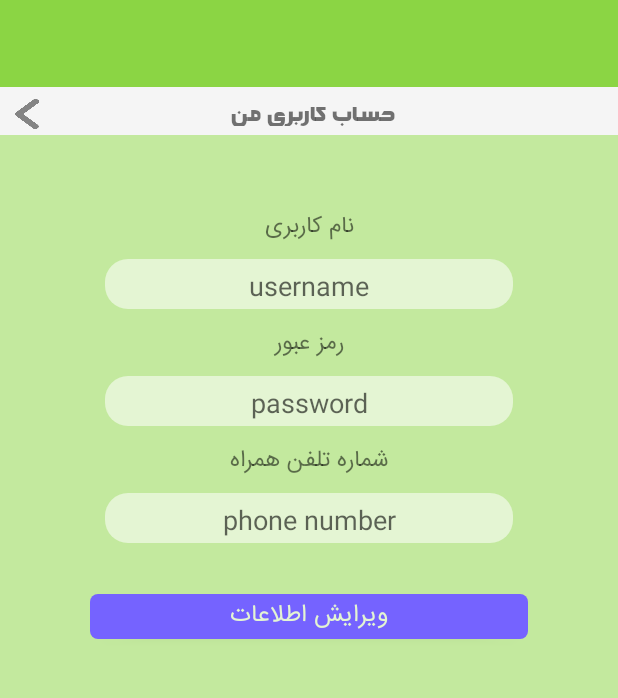
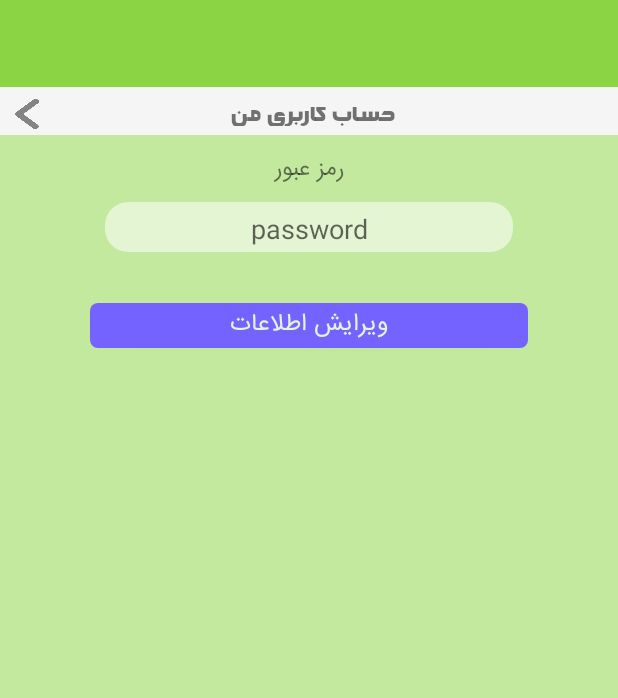
Before and after one commit to GuardianAppProject/Guardian-Application, an Android app: the MyAccount screen opened directly, with no data from a screen before it, on a phone screen of 412 x 824 dp, the part 230-928 px from its top. Run offline under Robolectric (Android 15) with nearby library versions, the phone set to English and light mode, and no system bars.

Commit message:
edit personal data 1

```diff
--- a/app/src/main/java/com/guardian/guardian_v1/SignIn.java
+++ b/app/src/main/java/com/guardian/guardian_v1/SignIn.java
@@ -9,7 +9,8 @@ import android.widget.Button;
 import android.widget.EditText;
 import android.widget.ImageButton;
 import android.widget.LinearLayout;
-import android.widget.ProgressBar;
+
+import com.guardian.guardian_v1.Transmission.LoginWorker;
 
 import static java.lang.Thread.sleep;
 
@@ -96,7 +97,7 @@ public class SignIn extends AppCompatActivity {
 
     private static String loginResult = "asd";
 
-    protected static void setLoginResult(String result){
+    public static void setLoginResult(String result){
         loginResult  = result;
     }
 
--- a/app/src/main/java/com/guardian/guardian_v1/SignUp.java
+++ b/app/src/main/java/com/guardian/guardian_v1/SignUp.java
@@ -4,13 +4,13 @@ import androidx.appcompat.app.AppCompatActivity;
 
 import android.content.Intent;
 import android.os.Bundle;
-import android.text.method.PasswordTransformationMethod;
 import android.view.View;
 import android.widget.Button;
 import android.widget.EditText;
 import android.widget.ImageButton;
 import android.widget.LinearLayout;
-import android.widget.ProgressBar;
+
+import com.guardian.guardian_v1.Transmission.RegisterWorker;
 
 import static java.lang.Thread.sleep;
 
@@ -125,7 +125,7 @@ public class SignUp extends AppCompatActivity {
 
     private static String registerResult = "asd";
 
-    protected static void setRegisterResult(String result){
+    public static void setRegisterResult(String result){
         registerResult  = result;
     }
 
--- a/app/src/main/res/layout/activity_my_account.xml
+++ b/app/src/main/res/layout/activity_my_account.xml
@@ -62,28 +62,6 @@
 
         </LinearLayout>
 
-        <TextView
-            android:layout_width="match_parent"
-            android:layout_height="wrap_content"
-            android:text="@string/activity_account_subtitle1"
-            android:textSize="15sp"
-            android:gravity="center"
-            android:fontFamily="@font/iran_sans"
-            android:layout_marginTop="48dp" />
-
-        <EditText
-            android:layout_width="match_parent"
-            android:layout_height="33dp"
-            android:layout_marginTop="7dp"
-            android:background="@drawable/edit_text_background"
-            android:layout_marginRight="70dp"
-            android:layout_marginLeft="70dp"
-            android:textAlignment="center"
-            android:gravity="center_horizontal"
-            android:paddingTop="5dp"
-            android:hint="username"/>
-
-
 
         <TextView
             android:layout_width="match_parent"
@@ -107,29 +85,6 @@
             android:hint="password"/>
 
 
-
-        <TextView
-            android:layout_width="match_parent"
-            android:layout_height="wrap_content"
-            android:text="@string/activity_account_subtitle3"
-            android:textSize="15sp"
-            android:gravity="center"
-            android:fontFamily="@font/iran_sans"
-            android:layout_marginTop="10dp" />
-
-        <EditText
-            android:layout_width="match_parent"
-            android:layout_height="33dp"
-            android:layout_marginTop="7dp"
-            android:background="@drawable/edit_text_background"
-            android:layout_marginRight="70dp"
-            android:layout_marginLeft="70dp"
-            android:textAlignment="center"
-            android:gravity="center_horizontal"
-            android:paddingTop="5dp"
-            android:hint="phone number"/>
-
-
         <Button
             android:id="@+id/editButton"
             android:layout_width="match_parent"
```
Also changed, not shown: app/src/main/java/com/guardian/guardian_v1/Transmission/EditWorker.java (renamed from app/src/main/java/com/guardian/guardian_v1/RegisterWorker.java, +20 -23 lines), app/src/main/java/com/guardian/guardian_v1/Transmission/LoginWorker.java (added, +94 -0 lines), app/src/main/java/com/guardian/guardian_v1/Transmission/RegisterWorker.java (renamed from app/src/main/java/com/guardian/guardian_v1/LoginWorker.java, +17 -10 lines).
